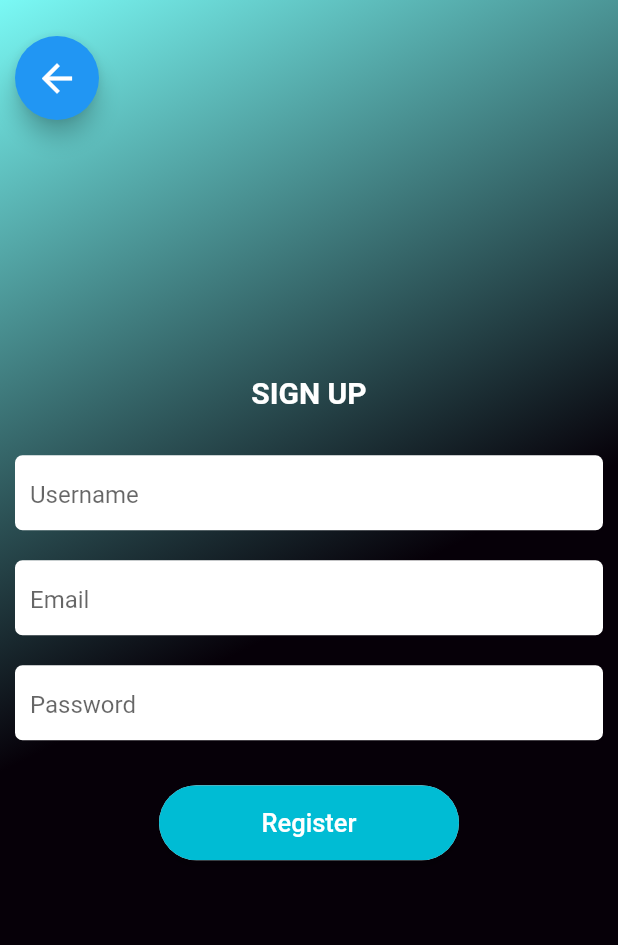
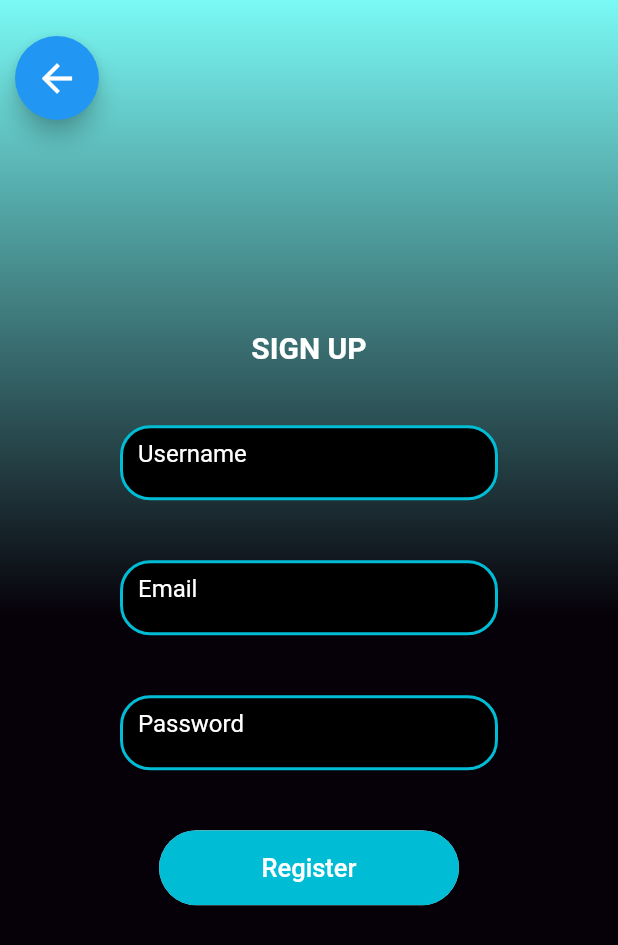
Before and after one commit to aditidesai27/flutter_app, a Flutter app: the screen it shows after launch, after a tap on "Don't have an account ?", on a phone screen of 412 x 824 dp. Shown: the top 945 px of the screen. Run offline on Flutter 3.47's test engine with Material 2 defaults, Android fonts, the phone set to English and light mode, and no system bars; our stand-ins replace carousel_pro, dio, flutter_icons, flutter_tindercard, localstorage, shared_preferences and 2 more; network calls fail.

Commit message:
login and sign up page updated
sdk version sorted

```diff
--- a/MovieRecommendation-app-main/lib/components/auth/Login.dart
+++ b/MovieRecommendation-app-main/lib/components/auth/Login.dart
@@ -68,7 +68,7 @@ class _LoginState extends State<Login> {
             width: double.infinity,
             decoration: BoxDecoration(
               gradient: LinearGradient(
-                begin: Alignment.topLeft,
+                begin: Alignment.topCenter,
                 end: Alignment(0.0, 0.0),
                 colors: <Color>[
                   Color.fromRGBO(122, 249, 245, 2),
@@ -87,13 +87,15 @@ class _LoginState extends State<Login> {
                         padding: EdgeInsets.only(
                           top: 10,
                           left: 10,
-                          bottom: 5,
+                          bottom: 10,
                         ),
-                        width: double.infinity,
-                        margin: EdgeInsets.all(10),
+                        width: 400,
+                        margin: EdgeInsets.symmetric(
+                            horizontal: 80.0, vertical: 20),
                         decoration: BoxDecoration(
-                          color: Colors.white,
-                          borderRadius: BorderRadius.circular(5.0),
+                          color: Colors.black,
+                          borderRadius: BorderRadius.circular(20),
+                          border: Border.all(width: 2, color: Colors.cyan),
                         ),
                         child: TextField(
                           onChanged: (text) {
@@ -102,20 +104,26 @@ class _LoginState extends State<Login> {
                             });
                           },
                           decoration: InputDecoration(
-                              border: InputBorder.none, hintText: 'Email'),
+                            border: InputBorder.none,
+                            hintText: 'Email',
+                            hintStyle: TextStyle(color: Colors.white),
+                          ),
+                          style: TextStyle(color: Colors.white),
                         )),
                     Container(
                         height: 50,
                         padding: EdgeInsets.only(
                           top: 10,
                           left: 10,
-                          bottom: 5,
+                          bottom: 10,
                         ),
-                        width: double.infinity,
-                        margin: EdgeInsets.all(10),
+                        width: 400,
+                        margin: EdgeInsets.symmetric(
+                            horizontal: 80.0, vertical: 20),
                         decoration: BoxDecoration(
-                          color: Colors.white,
-                          borderRadius: BorderRadius.circular(5.0),
+                          color: Colors.black,
+                          borderRadius: BorderRadius.circular(20),
+                          border: Border.all(width: 2, color: Colors.cyan),
                         ),
                         child: TextField(
                           onChanged: (text) {
@@ -125,7 +133,11 @@ class _LoginState extends State<Login> {
                           },
                           obscureText: true,
                           decoration: InputDecoration(
-                              border: InputBorder.none, hintText: 'Password'),
+                            border: InputBorder.none,
+                            hintText: 'Password',
+                            hintStyle: TextStyle(color: Colors.white),
+                          ),
+                          style: TextStyle(color: Colors.white),
                         )),
                     createbutton(),
                     getregister(),
--- a/MovieRecommendation-app-main/lib/components/auth/Register.dart
+++ b/MovieRecommendation-app-main/lib/components/auth/Register.dart
@@ -66,7 +66,7 @@ class _RegisterState extends State<Register> {
             width: double.infinity,
             decoration: BoxDecoration(
               gradient: LinearGradient(
-                begin: Alignment.topLeft,
+                begin: Alignment.topCenter,
                 end: Alignment(0.0, 0.0),
                 colors: <Color>[
                   Color.fromRGBO(122, 249, 245, 2),
@@ -103,13 +103,15 @@ class _RegisterState extends State<Register> {
                         padding: EdgeInsets.only(
                           top: 10,
                           left: 10,
-                          bottom: 5,
+                          bottom: 10,
                         ),
-                        width: double.infinity,
-                        margin: EdgeInsets.all(10),
+                        width: 400,
+                        margin: EdgeInsets.symmetric(
+                            horizontal: 80.0, vertical: 20),
                         decoration: BoxDecoration(
-                          color: Colors.white,
-                          borderRadius: BorderRadius.circular(5.0),
+                          color: Colors.black,
+                          borderRadius: BorderRadius.circular(20),
+                          border: Border.all(width: 2, color: Colors.cyan),
                         ),
                         child: TextField(
                           onChanged: (text) {
@@ -118,20 +120,26 @@ class _RegisterState extends State<Register> {
                             });
                           },
                           decoration: InputDecoration(
-                              border: InputBorder.none, hintText: 'Email'),
+                            border: InputBorder.none,
+                            hintText: 'Email',
+                            hintStyle: TextStyle(color: Colors.white),
+                          ),
+                          style: TextStyle(color: Colors.white),
                         )),
                     Container(
                         height: 50,
                         padding: EdgeInsets.only(
                           top: 10,
                           left: 10,
-                          bottom: 5,
+                          bottom: 10,
                         ),
-                        width: double.infinity,
-                        margin: EdgeInsets.all(10),
+                        width: 400,
+                        margin: EdgeInsets.symmetric(
+                            horizontal: 80.0, vertical: 20),
                         decoration: BoxDecoration(
-                          color: Colors.white,
-                          borderRadius: BorderRadius.circular(5.0),
+                          color: Colors.black,
+                          borderRadius: BorderRadius.circular(20),
+                          border: Border.all(width: 2, color: Colors.cyan),
                         ),
                         child: TextField(
                           onChanged: (text) {
@@ -141,7 +149,11 @@ class _RegisterState extends State<Register> {
                           },
                           obscureText: true,
                           decoration: InputDecoration(
-                              border: InputBorder.none, hintText: 'Password'),
+                            border: InputBorder.none,
+                            hintText: 'Password',
+                            hintStyle: TextStyle(color: Colors.white),
+                          ),
+                          style: TextStyle(color: Colors.white),
                         )),
                     createbutton(),
                   ])
@@ -154,13 +166,14 @@ class _RegisterState extends State<Register> {
         padding: EdgeInsets.only(
           top: 10,
           left: 10,
-          bottom: 5,
+          bottom: 10,
         ),
-        width: double.infinity,
-        margin: EdgeInsets.all(10),
+        width: 400,
+        margin: EdgeInsets.symmetric(horizontal: 80.0, vertical: 20),
         decoration: BoxDecoration(
-          color: Colors.white,
-          borderRadius: BorderRadius.circular(5.0),
+          color: Colors.black,
+          borderRadius: BorderRadius.circular(20),
+          border: Border.all(width: 2, color: Colors.cyan),
         ),
         child: TextField(
           onChanged: (text) {
@@ -168,8 +181,12 @@ class _RegisterState extends State<Register> {
               username = text;
             });
           },
-          decoration:
-              InputDecoration(border: InputBorder.none, hintText: 'Username'),
+          decoration: InputDecoration(
+            border: InputBorder.none,
+            hintText: 'Username',
+            hintStyle: TextStyle(color: Colors.white),
+          ),
+          style: TextStyle(color: Colors.white),
         ));
   }
 
--- a/MovieRecommendation-app-main/pubspec.yaml
+++ b/MovieRecommendation-app-main/pubspec.yaml
@@ -44,9 +44,10 @@ dev_dependencies:
   flutter_test:
     sdk: flutter
 flutter_icons:
+  image_path: "images/app_logo.png"
   android: "launcher_icon"
   ios: true
-  image_path: "images/logo3.png"
+
 
 # For information on the generic Dart part of this file, see the
 # following page: https://dart.dev/tools/pub/pubspec
@@ -90,6 +91,8 @@ flutter:
     - images/gif9.webp
     - images/gif10.webp
     - images/movifylogo.jpg
+    - images/movify_logo.png
+    - images/app_logo.png
 
 
   # An image asset can refer to one or more resolution-specific "variants", see
```
Also changed, not shown: MovieRecommendation-app-main/images/app_logo.png (added), 22 other files.
